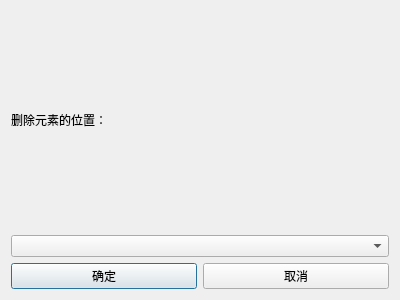
First picture: the form in project/dialog_arrlist_delete.ui, repository ZBX05/DataStructureAndAlgorithm-course-design, before the edit.
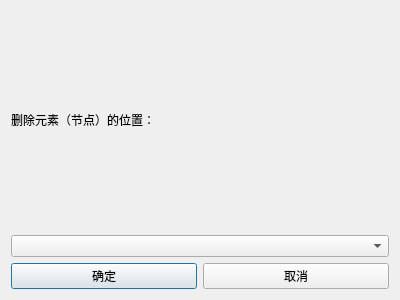
Second picture: the form after the edit.

```diff
--- a/project/dialog_arrlist_delete.ui
+++ b/project/dialog_arrlist_delete.ui
@@ -19,7 +19,7 @@
      <item>
       <widget class="QLabel" name="label">
        <property name="text">
-        <string>删除元素的位置：</string>
+        <string>删除元素（节点）的位置：</string>
        </property>
       </widget>
      </item>
```
